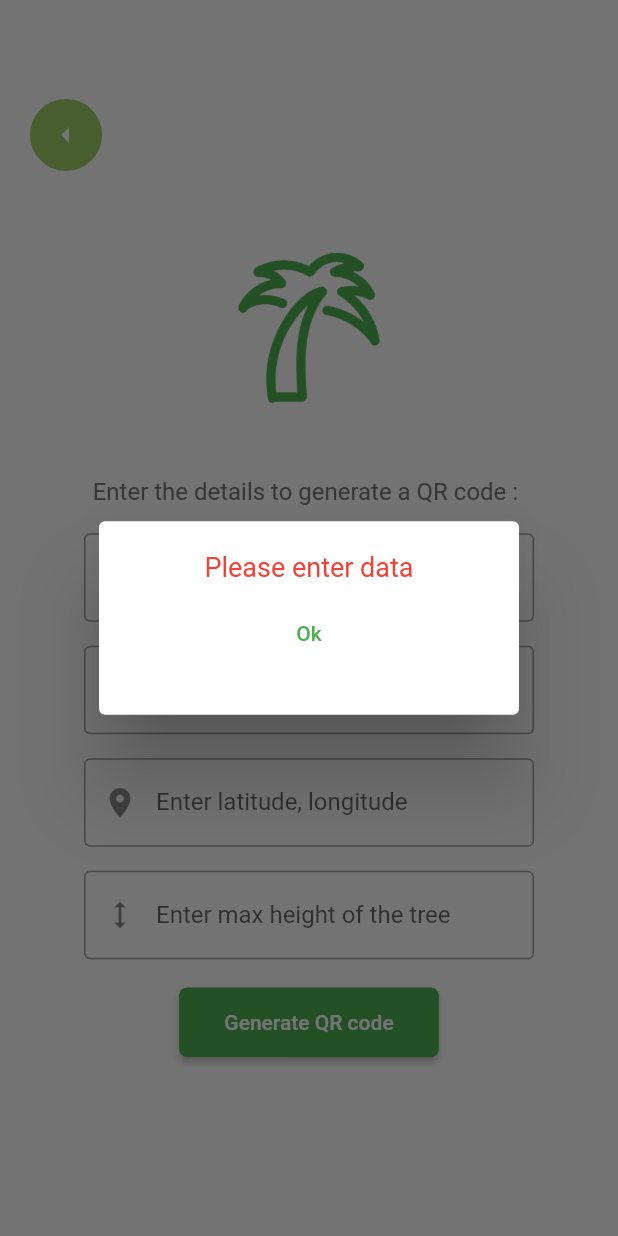
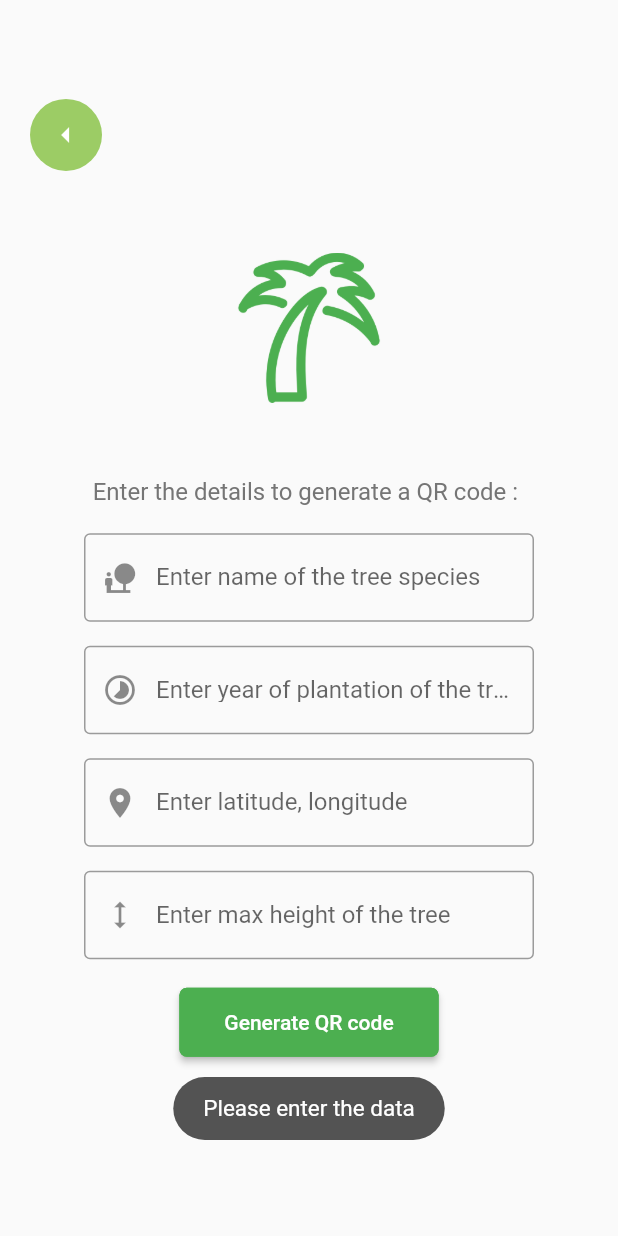
Before and after one commit to CodeFlowOrg/forestTreesTagging, a Flutter app: the GeneratorPage widget shown alone on an empty page, opened directly, after a tap on "Generate QR code", on a phone screen of 412 x 824 dp. Run offline on Flutter 3.47's test engine with Material 2 defaults, Android fonts, the light colour scheme and no system bars; our stand-ins replace cloud_firestore, firebase_core, pdf, permission_handler, pretty_qr_code, screenshot and 2 more; missing offline and left inert: barcode_scan; accounts and stored records are empty.

Commit message:
updated some UI/UX

```diff
--- a/lib/components/generatorPage.dart
+++ b/lib/components/generatorPage.dart
@@ -5,6 +5,7 @@ import 'package:flutter/material.dart';
 import 'package:forest_tagger/components/backButton.dart';
 import 'package:forest_tagger/components/qrshower.dart';
 import 'package:forest_tagger/main.dart';
+import 'package:toast/toast.dart';
 import 'package:uuid/uuid.dart';
 
 class GeneratorPage extends StatefulWidget {
@@ -151,38 +152,13 @@ class GeneratorPageState extends State<GeneratorPage> {
                           MaterialPageRoute(
                               builder: (context) => QRShower(data)));
                     } else {
-                      return showDialog(
-                          context: context,
-                          builder: (BuildContext context) {
-                            return AlertDialog(
-                              content: Container(
-                                height: 85,
-                                child: Padding(
-                                  padding: EdgeInsets.only(),
-                                  child: Column(
-                                    children: [
-                                      Text(
-                                        "Please enter data",
-                                        style: TextStyle(
-                                          fontSize: 18,
-                                          color: Colors.red,
-                                        ),
-                                      ),
-                                      SizedBox(
-                                        height: 10,
-                                      ),
-                                      TextButton(
-                                        onPressed: () {
-                                          Navigator.pop(context);
-                                        },
-                                        child: Text('Ok'),
-                                      ),
-                                    ],
-                                  ),
-                                ),
-                              ),
-                            );
-                          });
+                      Toast.show(
+                        "Please enter the data",
+                        context,
+                        duration: Toast.LENGTH_LONG,
+                        gravity: Toast.BOTTOM,
+                        textColor: Colors.white,
+                      );
                     }
                   },
                 )
```
Also changed, not shown: pubspec.yaml (+5 -4 lines), pubspec.lock.
